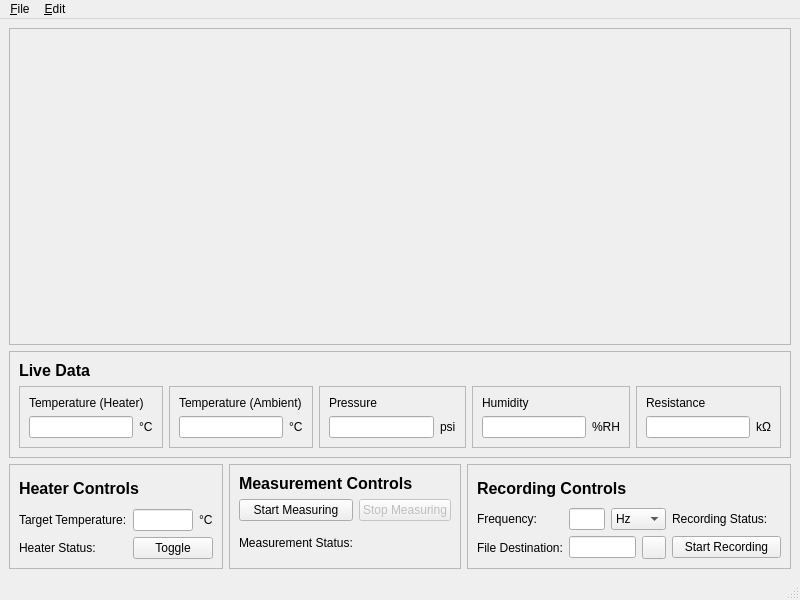
Before: the Qt Designer form ui/main_gui.ui in CydiaBoss/gas-chamber-ctrl, drawn with Qt 5.
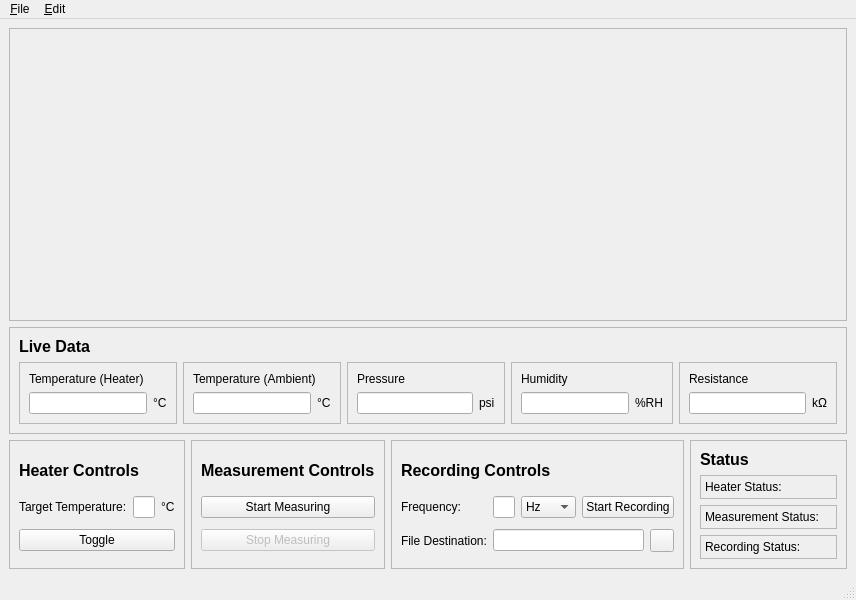
After: the same form once the commit is applied. Icons and pictures are not drawn. Custom widgets are drawn as their Qt base class.

Diff of the .ui file:
```diff
--- a/ui/main_gui.ui
+++ b/ui/main_gui.ui
@@ -14,32 +14,389 @@
    <string>Gas Chamber Controller</string>
   </property>
   <widget class="QWidget" name="centralwidget">
-   <layout class="QGridLayout" name="gridLayout_10" rowstretch="3,1,1">
-    <item row="0" column="0" colspan="3">
-     <widget class="QFrame" name="graph_frame">
+   <layout class="QGridLayout" name="gridLayout_10" rowstretch="3,1,1" columnstretch="1,1,3,1">
+    <item row="2" column="2">
+     <widget class="QFrame" name="record_panel">
+      <property name="maximumSize">
+       <size>
+        <width>16777215</width>
+        <height>175</height>
+       </size>
+      </property>
       <property name="frameShape">
        <enum>QFrame::StyledPanel</enum>
       </property>
       <property name="frameShadow">
        <enum>QFrame::Sunken</enum>
       </property>
-      <layout class="QGridLayout" name="gridLayout_11">
+      <layout class="QGridLayout" name="gridLayout_9">
+       <item row="0" column="0" colspan="5">
+        <widget class="QLabel" name="label_14">
+         <property name="maximumSize">
+          <size>
+           <width>16777215</width>
+           <height>30</height>
+          </size>
+         </property>
+         <property name="font">
+          <font>
+           <pointsize>12</pointsize>
+           <weight>75</weight>
+           <bold>true</bold>
+          </font>
+         </property>
+         <property name="text">
+          <string>Recording Controls</string>
+         </property>
+        </widget>
+       </item>
+       <item row="1" column="0">
+        <widget class="QLabel" name="label_13">
+         <property name="text">
+          <string>Frequency:</string>
+         </property>
+         <property name="buddy">
+          <cstring>freq_value</cstring>
+         </property>
+        </widget>
+       </item>
+       <item row="1" column="1">
+        <widget class="QLineEdit" name="freq_value"/>
+       </item>
+       <item row="1" column="2">
+        <widget class="QComboBox" name="freq_unit">
+         <item>
+          <property name="text">
+           <string notr="true">Hz</string>
+          </property>
+         </item>
+         <item>
+          <property name="text">
+           <string notr="true">kHz</string>
+          </property>
+         </item>
+         <item>
+          <property name="text">
+           <string notr="true">MHz</string>
+          </property>
+         </item>
+         <item>
+          <property name="text">
+           <string notr="true">GHz</string>
+          </property>
+         </item>
+        </widget>
+       </item>
+       <item row="1" column="3" colspan="2">
+        <widget class="QPushButton" name="pushButton">
+         <property name="text">
+          <string>Start Recording</string>
+         </property>
+        </widget>
+       </item>
+       <item row="2" column="0">
+        <widget class="QLabel" name="label_16">
+         <property name="text">
+          <string>File Destination:</string>
+         </property>
+         <property name="buddy">
+          <cstring>lineEdit</cstring>
+         </property>
+        </widget>
+       </item>
+       <item row="2" column="1" colspan="3">
+        <widget class="QLineEdit" name="lineEdit"/>
+       </item>
+       <item row="2" column="4">
+        <widget class="QToolButton" name="toolButton">
+         <property name="text">
+          <string/>
+         </property>
+         <property name="icon">
+          <iconset resource="main_rc.qrc">
+           <normaloff>:/icon/folder.png</normaloff>:/icon/folder.png</iconset>
+         </property>
+        </widget>
+       </item>
+      </layout>
+     </widget>
+    </item>
+    <item row="2" column="1">
+     <widget class="QFrame" name="meas_panel">
+      <property name="maximumSize">
+       <size>
+        <width>16777215</width>
+        <height>175</height>
+       </size>
+      </property>
+      <property name="frameShape">
+       <enum>QFrame::StyledPanel</enum>
+      </property>
+      <property name="frameShadow">
+       <enum>QFrame::Sunken</enum>
+      </property>
+      <layout class="QGridLayout" name="gridLayout_8" columnstretch="1,0">
+       <item row="0" column="0" colspan="2">
+        <widget class="QLabel" name="label_9">
+         <property name="maximumSize">
+          <size>
+           <width>16777215</width>
+           <height>30</height>
+          </size>
+         </property>
+         <property name="font">
+          <font>
+           <pointsize>12</pointsize>
+           <weight>75</weight>
+           <bold>true</bold>
+          </font>
+         </property>
+         <property name="text">
+          <string>Measurement Controls</string>
+         </property>
+        </widget>
+       </item>
+       <item row="1" column="0" colspan="2">
+        <widget class="QPushButton" name="start_meas_btn">
+         <property name="text">
+          <string>Start Measuring</string>
+         </property>
+        </widget>
+       </item>
+       <item row="2" column="0" colspan="2">
+        <widget class="QPushButton" name="stop_meas_btn">
+         <property name="enabled">
+          <bool>false</bool>
+         </property>
+         <property name="text">
+          <string>Stop Measuring</string>
+         </property>
+        </widget>
+       </item>
+      </layout>
+     </widget>
+    </item>
+    <item row="2" column="0">
+     <widget class="QFrame" name="heater_panel">
+      <property name="maximumSize">
+       <size>
+        <width>16777215</width>
+        <height>175</height>
+       </size>
+      </property>
+      <property name="frameShape">
+       <enum>QFrame::StyledPanel</enum>
+      </property>
+      <property name="frameShadow">
+       <enum>QFrame::Sunken</enum>
+      </property>
+      <layout class="QGridLayout" name="gridLayout_7">
+       <item row="1" column="0">
+        <widget class="QLabel" name="label_8">
+         <property name="text">
+          <string>Target Temperature:</string>
+         </property>
+         <property name="buddy">
+          <cstring>heater_value</cstring>
+         </property>
+        </widget>
+       </item>
+       <item row="1" column="1">
+        <widget class="QLineEdit" name="heater_value"/>
+       </item>
+       <item row="1" column="2">
+        <widget class="QLabel" name="label_11">
+         <property name="text">
+          <string notr="true">°C</string>
+         </property>
+        </widget>
+       </item>
+       <item row="2" column="0" colspan="3">
+        <widget class="QPushButton" name="heater_toggle">
+         <property name="text">
+          <string>Toggle</string>
+         </property>
+        </widget>
+       </item>
+       <item row="0" column="0" colspan="3">
+        <widget class="QLabel" name="label_7">
+         <property name="maximumSize">
+          <size>
+           <width>16777215</width>
+           <height>30</height>
+          </size>
+         </property>
+         <property name="font">
+          <font>
+           <pointsize>12</pointsize>
+           <weight>75</weight>
+           <bold>true</bold>
+          </font>
+         </property>
+         <property name="text">
+          <string>Heater Controls</string>
+         </property>
+        </widget>
+       </item>
+      </layout>
+     </widget>
+    </item>
+    <item row="2" column="3">
+     <widget class="QFrame" name="status_panel">
+      <property name="maximumSize">
+       <size>
+        <width>16777215</width>
+        <height>175</height>
+       </size>
+      </property>
+      <property name="frameShape">
+       <enum>QFrame::StyledPanel</enum>
+      </property>
+      <property name="frameShadow">
+       <enum>QFrame::Sunken</enum>
+      </property>
+      <layout class="QGridLayout" name="gridLayout_12">
        <item row="0" column="0">
-        <widget class="LivePlotWidget" name="temp_plot" native="true"/>
-       </item>
-       <item row="0" column="1">
-        <widget class="LivePlotWidget" name="resistance_plot" native="true"/>
+        <widget class="QLabel" name="label_17">
+         <property name="font">
+          <font>
+           <pointsize>12</pointsize>
+           <weight>75</weight>
+           <bold>true</bold>
+          </font>
+         </property>
+         <property name="text">
+          <string>Status</string>
+         </property>
+        </widget>
        </item>
        <item row="1" column="0">
-        <widget class="LivePlotWidget" name="pressure_plot" native="true"/>
+        <widget class="QFrame" name="frame">
+         <property name="frameShape">
+          <enum>QFrame::StyledPanel</enum>
+         </property>
+         <property name="frameShadow">
+          <enum>QFrame::Plain</enum>
+         </property>
+         <layout class="QHBoxLayout" name="horizontalLayout">
+          <property name="leftMargin">
+           <number>4</number>
+          </property>
+          <property name="topMargin">
+           <number>4</number>
+          </property>
+          <property name="rightMargin">
+           <number>4</number>
+          </property>
+          <property name="bottomMargin">
+           <number>4</number>
+          </property>
+          <item>
+           <widget class="QLabel" name="label_10">
+            <property name="text">
+             <string>Heater Status: </string>
+            </property>
+           </widget>
+          </item>
+          <item>
+           <widget class="QLabel" name="heat_status_icon">
+            <property name="textFormat">
+             <enum>Qt::PlainText</enum>
+            </property>
+            <property name="pixmap">
+             <pixmap resource="main_rc.qrc">:/status/cross.png</pixmap>
+            </property>
+           </widget>
+          </item>
+         </layout>
+        </widget>
        </item>
-       <item row="1" column="1">
-        <widget class="LivePlotWidget" name="humidity_plot" native="true"/>
+       <item row="2" column="0">
+        <widget class="QFrame" name="frame_2">
+         <property name="frameShape">
+          <enum>QFrame::StyledPanel</enum>
+         </property>
+         <property name="frameShadow">
+          <enum>QFrame::Plain</enum>
+         </property>
+         <layout class="QHBoxLayout" name="horizontalLayout_2">
+          <property name="leftMargin">
+           <number>4</number>
+          </property>
+          <property name="topMargin">
+           <number>4</number>
+          </property>
+          <property name="rightMargin">
+           <number>4</number>
+          </property>
+          <property name="bottomMargin">
+           <number>4</number>
+          </property>
+          <item>
+           <widget class="QLabel" name="label_12">
+            <property name="text">
+             <string>Measurement Status:</string>
+            </property>
+           </widget>
+          </item>
+          <item>
+           <widget class="QLabel" name="meas_status_icon">
+            <property name="text">
+             <string/>
+            </property>
+            <property name="pixmap">
+             <pixmap resource="main_rc.qrc">:/status/cross.png</pixmap>
+            </property>
+           </widget>
+          </item>
+         </layout>
+        </widget>
+       </item>
+       <item row="3" column="0">
+        <widget class="QFrame" name="frame_3">
+         <property name="frameShape">
+          <enum>QFrame::StyledPanel</enum>
+         </property>
+         <property name="frameShadow">
+          <enum>QFrame::Plain</enum>
+         </property>
+         <layout class="QHBoxLayout" name="horizontalLayout_3">
+          <property name="leftMargin">
+           <number>4</number>
+          </property>
+          <property name="topMargin">
+           <number>4</number>
+          </property>
+          <property name="rightMargin">
+           <number>4</number>
+          </property>
+          <property name="bottomMargin">
+           <number>4</number>
+          </property>
+          <item>
+           <widget class="QLabel" name="label_15">
+            <property name="text">
+             <string>Recording Status:</string>
+            </property>
+           </widget>
+          </item>
+          <item>
+           <widget class="QLabel" name="record_icon">
+            <property name="text">
+             <string/>
+            </property>
+            <property name="pixmap">
+             <pixmap resource="main_rc.qrc">:/status/cross.png</pixmap>
+            </property>
+           </widget>
+          </item>
+         </layout>
+        </widget>
        </item>
       </layout>
      </widget>
     </item>
-    <item row="1" column="0" colspan="3">
+    <item row="1" column="0" colspan="4">
      <widget class="QFrame" name="live_data_frame">
       <property name="maximumSize">
        <size>
@@ -237,279 +594,26 @@
       </layout>
      </widget>
     </item>
-    <item row="2" column="0">
-     <widget class="QFrame" name="heater_panel">
-      <property name="maximumSize">
-       <size>
-        <width>16777215</width>
-        <height>225</height>
-       </size>
-      </property>
+    <item row="0" column="0" colspan="4">
+     <widget class="QFrame" name="graph_frame">
       <property name="frameShape">
        <enum>QFrame::StyledPanel</enum>
       </property>
       <property name="frameShadow">
        <enum>QFrame::Sunken</enum>
       </property>
-      <layout class="QGridLayout" name="gridLayout_7" rowstretch="1,2,2">
-       <item row="0" column="0" colspan="4">
-        <widget class="QLabel" name="label_7">
-         <property name="maximumSize">
-          <size>
-           <width>16777215</width>
-           <height>30</height>
-          </size>
-         </property>
-         <property name="font">
-          <font>
-           <pointsize>12</pointsize>
-           <weight>75</weight>
-           <bold>true</bold>
-          </font>
-         </property>
-         <property name="text">
-          <string>Heater Controls</string>
-         </property>
-        </widget>
+      <layout class="QGridLayout" name="gridLayout_11">
+       <item row="0" column="0">
+        <widget class="LivePlotWidget" name="temp_plot" native="true"/>
        </item>
-       <item row="1" column="0" colspan="2">
-        <widget class="QLabel" name="label_8">
-         <property name="text">
-          <string>Target Temperature:</string>
-         </property>
-         <property name="buddy">
-          <cstring>heater_value</cstring>
-         </property>
-        </widget>
-       </item>
-       <item row="1" column="2">
-        <widget class="QLineEdit" name="heater_value"/>
-       </item>
-       <item row="1" column="3">
-        <widget class="QLabel" name="label_11">
-         <property name="text">
-          <string notr="true">°C</string>
-         </property>
-        </widget>
-       </item>
-       <item row="2" column="0">
-        <widget class="QLabel" name="label_10">
-         <property name="text">
-          <string>Heater Status: </string>
-         </property>
-        </widget>
-       </item>
-       <item row="2" column="1">
-        <widget class="QLabel" name="heat_status_icon">
-         <property name="textFormat">
-          <enum>Qt::PlainText</enum>
-         </property>
-         <property name="pixmap">
-          <pixmap resource="main_rc.qrc">:/status/cross.png</pixmap>
-         </property>
-        </widget>
-       </item>
-       <item row="2" column="2" colspan="2">
-        <widget class="QPushButton" name="heater_toggle">
-         <property name="text">
-          <string>Toggle</string>
-         </property>
-        </widget>
-       </item>
-      </layout>
-     </widget>
-    </item>
-    <item row="2" column="1">
-     <widget class="QFrame" name="meas_panel">
-      <property name="maximumSize">
-       <size>
-        <width>16777215</width>
-        <height>225</height>
-       </size>
-      </property>
-      <property name="frameShape">
-       <enum>QFrame::StyledPanel</enum>
-      </property>
-      <property name="frameShadow">
-       <enum>QFrame::Sunken</enum>
-      </property>
-      <layout class="QGridLayout" name="gridLayout_8" rowstretch="1,2,2" columnstretch="1,1">
-       <item row="0" column="0" colspan="2">
-        <widget class="QLabel" name="label_9">
-         <property name="maximumSize">
-          <size>
-           <width>16777215</width>
-           <height>30</height>
-          </size>
-         </property>
-         <property name="font">
-          <font>
-           <pointsize>12</pointsize>
-           <weight>75</weight>
-           <bold>true</bold>
-          </font>
-         </property>
-         <property name="text">
-          <string>Measurement Controls</string>
-         </property>
-        </widget>
+       <item row="0" column="1">
+        <widget class="LivePlotWidget" name="resistance_plot" native="true"/>
        </item>
        <item row="1" column="0">
-        <widget class="QPushButton" name="start_meas_btn">
-         <property name="text">
-          <string>Start Measuring</string>
-         </property>
-        </widget>
+        <widget class="LivePlotWidget" name="pressure_plot" native="true"/>
        </item>
        <item row="1" column="1">
-        <widget class="QPushButton" name="stop_meas_btn">
-         <property name="enabled">
-          <bool>false</bool>
-         </property>
-         <property name="text">
-          <string>Stop Measuring</string>
-         </property>
-        </widget>
-       </item>
-       <item row="2" column="0">
-        <widget class="QLabel" name="label_12">
-         <property name="text">
-          <string>Measurement Status:</string>
-         </property>
-        </widget>
-       </item>
-       <item row="2" column="1">
-        <widget class="QLabel" name="meas_status_icon">
-         <property name="text">
-          <string/>
-         </property>
-         <property name="pixmap">
-          <pixmap resource="main_rc.qrc">:/status/cross.png</pixmap>
-         </property>
-        </widget>
-       </item>
-      </layout>
-     </widget>
-    </item>
-    <item row="2" column="2">
-     <widget class="QFrame" name="record_panel">
-      <property name="maximumSize">
-       <size>
-        <width>16777215</width>
-        <height>225</height>
-       </size>
-      </property>
-      <property name="frameShape">
-       <enum>QFrame::StyledPanel</enum>
-      </property>
-      <property name="frameShadow">
-       <enum>QFrame::Sunken</enum>
-      </property>
-      <layout class="QGridLayout" name="gridLayout_9" rowstretch="1,2,2">
-       <item row="0" column="0" colspan="4">
-        <widget class="QLabel" name="label_14">
-         <property name="maximumSize">
-          <size>
-           <width>16777215</width>
-           <height>30</height>
-          </size>
-         </property>
-         <property name="font">
-          <font>
-           <pointsize>12</pointsize>
-           <weight>75</weight>
-           <bold>true</bold>
-          </font>
-         </property>
-         <property name="text">
-          <string>Recording Controls</string>
-         </property>
-        </widget>
-       </item>
-       <item row="1" column="0">
-        <widget class="QLabel" name="label_13">
-         <property name="text">
-          <string>Frequency:</string>
-         </property>
-         <property name="buddy">
-          <cstring>freq_value</cstring>
-         </property>
-        </widget>
-       </item>
-       <item row="1" column="1" colspan="2">
-        <widget class="QLineEdit" name="freq_value"/>
-       </item>
-       <item row="1" column="3" colspan="2">
-        <widget class="QComboBox" name="freq_unit">
-         <item>
-          <property name="text">
-           <string notr="true">Hz</string>
-          </property>
-         </item>
-         <item>
-          <property name="text">
-           <string notr="true">kHz</string>
-          </property>
-         </item>
-         <item>
-          <property name="text">
-           <string notr="true">MHz</string>
-          </property>
-         </item>
-         <item>
-          <property name="text">
-           <string notr="true">GHz</string>
-          </property>
-         </item>
-        </widget>
-       </item>
-       <item row="1" column="5">
-        <widget class="QLabel" name="label_15">
-         <property name="text">
-          <string>Recording Status:</string>
-         </property>
-        </widget>
-       </item>
-       <item row="1" column="6">
-        <widget class="QLabel" name="record_icon">
-         <property name="text">
-          <string/>
-         </property>
-         <property name="pixmap">
-          <pixmap resource="main_rc.qrc">:/status/cross.png</pixmap>
-         </property>
-        </widget>
-       </item>
-       <item row="2" column="4">
-        <widget class="QToolButton" name="toolButton">
-         <property name="text">
-          <string/>
-         </property>
-         <property name="icon">
-          <iconset resource="main_rc.qrc">
-           <normaloff>:/icon/folder.png</normaloff>:/icon/folder.png</iconset>
-         </property>
-        </widget>
-       </item>
-       <item row="2" column="5" colspan="2">
-        <widget class="QPushButton" name="pushButton">
-         <property name="text">
-          <string>Start Recording</string>
-         </property>
-        </widget>
-       </item>
-       <item row="2" column="0">
-        <widget class="QLabel" name="label_16">
-         <property name="text">
-          <string>File Destination:</string>
-         </property>
-         <property name="buddy">
-          <cstring>lineEdit</cstring>
-         </property>
-        </widget>
-       </item>
-       <item row="2" column="1" colspan="3">
-        <widget class="QLineEdit" name="lineEdit"/>
+        <widget class="LivePlotWidget" name="humidity_plot" native="true"/>
        </item>
       </layout>
      </widget>
```
Left out of the diff: 4 changed lines with no effect on the pictures.
